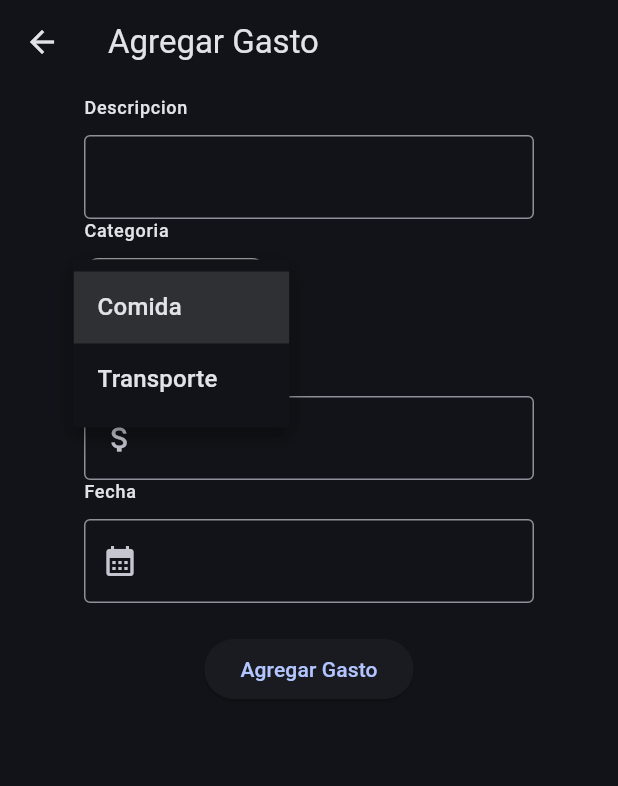
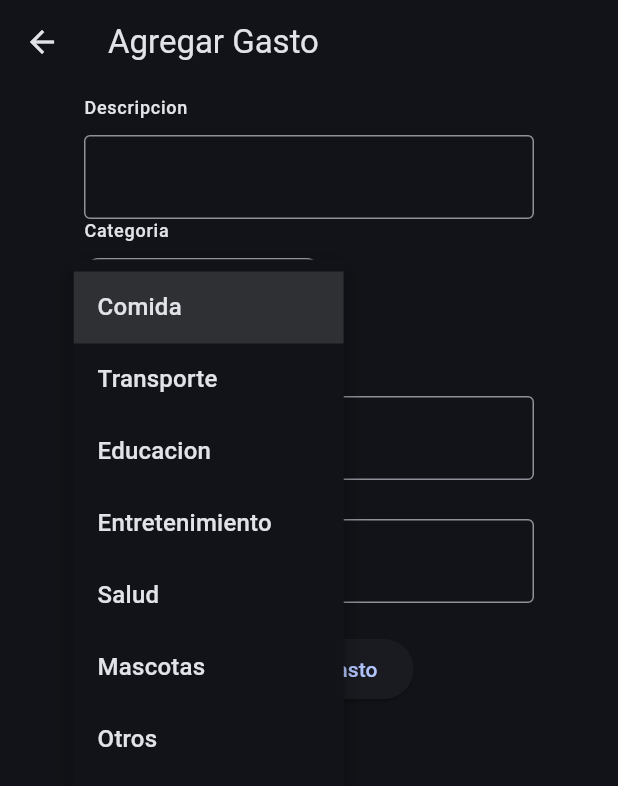
Before and after one commit to EAhumada08/gasto-0, a Flutter app: the AgregarGasto screen opened by its route, after a tap on "Comida", on a phone screen of 412 x 824 dp. Shown: the top 786 px of the screen. Run offline on Flutter 3.47's test engine with Material 3 defaults, Android fonts, the phone set to English and light mode, and no system bars; our stand-ins replace fl_chart, flutter_secure_storage; accounts and stored records are empty; network calls fail; statements that could not run were skipped.

```diff
--- a/lib/core/widgets/input.dart
+++ b/lib/core/widgets/input.dart
@@ -10,7 +10,7 @@ class Input extends StatelessWidget {
     required this.label,
     this.isPassword = false,
     this.icono,
-    required this.controller,
+    required this.controller, required bool readOnly, required Future<Null> Function() onTap,
   });
 
   @override
--- a/lib/features/gastos/screens/agregar_gasto.dart
+++ b/lib/features/gastos/screens/agregar_gasto.dart
@@ -35,17 +35,39 @@ class _AgregarGastoState extends State<AgregarGasto> {
                 crossAxisAlignment: CrossAxisAlignment.start,
                 children: [
                   Input(
-                      label: 'Descripcion', controller: descripcionController),
+                    label: 'Descripcion',
+                    controller: descripcionController,
+                    readOnly: false,
+                    onTap: () async {},
+                  ),
                   categoryDropDownButton(),
                   Input(
                     label: 'Monto',
                     controller: montoController,
                     icono: Icons.attach_money,
+                    readOnly: false,
+                    onTap: () async {},
                   ),
                   Input(
                     label: 'Fecha',
                     controller: fechaController,
                     icono: Icons.calendar_month,
+                    readOnly: true,
+                    onTap: () async {
+                      DateTime? pickedDate = await showDatePicker(
+                        context: context,
+                        initialDate: DateTime.now(),
+                        firstDate: DateTime(2000),
+                        lastDate: DateTime(2101),
+                      );
+                      if (pickedDate != null) {
+                        String formattedDate =
+                            "${pickedDate.year}-${pickedDate.month.toString().padLeft(2, '0')}-${pickedDate.day.toString().padLeft(2, '0')}";
+                        setState(() {
+                          fechaController.text = formattedDate;
+                        });
+                      }
+                    },
                   ),
                 ],
               ),
@@ -99,8 +121,7 @@ class _AgregarGastoState extends State<AgregarGasto> {
 
                         if (response.statusCode == 200 ||
                             response.statusCode == 201) {
-                          Navigator.pop(
-                              context);
+                          Navigator.pop(context);
                         } else {
                           ScaffoldMessenger.of(context).showSnackBar(
                             SnackBar(
@@ -116,11 +137,11 @@ class _AgregarGastoState extends State<AgregarGasto> {
         ),
       ),
       //floatingActionButton: FloatingActionButton(
-        //onPressed: () async {
-          //await Navigator.pushNamed(context, '/agregar_gasto');
-          //setState(() {});
-        //},
-        //child: const Icon(Icons.add_circle_outline),
+      //onPressed: () async {
+      //await Navigator.pushNamed(context, '/agregar_gasto');
+      //setState(() {});
+      //},
+      //child: const Icon(Icons.add_circle_outline),
       //),
     );
   }
@@ -152,6 +173,26 @@ class _AgregarGastoState extends State<AgregarGasto> {
                   value: 'transporte',
                   child: Text('Transporte'),
                 ),
+                DropdownMenuItem(
+                  value: 'Educacion',
+                  child: Text('Educacion'),
+                ),
+                DropdownMenuItem(
+                  value: 'Entretenimiento',
+                  child: Text('Entretenimiento'),
+                ),
+                DropdownMenuItem(
+                  value: 'Salud',
+                  child: Text('Salud'),
+                ),
+                DropdownMenuItem(
+                  value: 'Mascotas',
+                  child: Text('Mascotas'),
+                ),
+                DropdownMenuItem(
+                  value: 'Otros',
+                  child: Text('Otros'),
+                ),
               ],
               onChanged: (String? newValue) {
                 setState(() {
```
